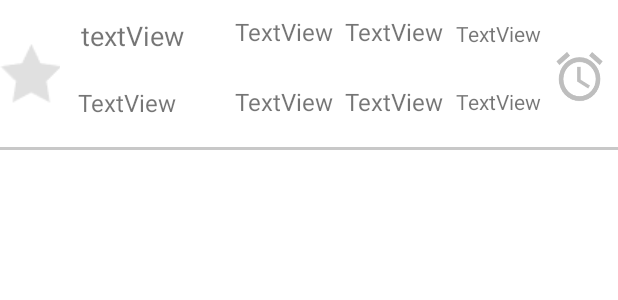
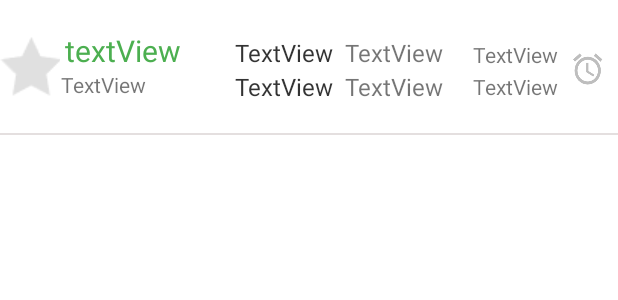
Before and after one commit to 2022-SMHRD-KDT-New-IoT-4/EveryBus, an Android app: the layout bus_stationlist.xml on its own in the app's theme, with its tools: preview values and no code run, on a phone screen of 412 x 824 dp. Shown: the top 300 px of the screen. Run offline under Robolectric (Android 15) with nearby library versions, the phone set to English and light mode, and no system bars; network calls fail.

Commit message:
정류장 화면  _ 담

```diff
--- a/app/src/main/res/layout/bus_stationlist.xml
+++ b/app/src/main/res/layout/bus_stationlist.xml
@@ -5,7 +5,7 @@
     xmlns:tools="http://schemas.android.com/tools"
     android:id="@+id/ConstraintLayout"
     android:layout_width="match_parent"
-    android:layout_height="100dp"
+    android:layout_height="90dp"
     android:background="#E31C1C"
     android:backgroundTint="#FFFFFF"
     tools:context=".MainActivity">
@@ -30,52 +30,55 @@
         android:layout_width="wrap_content"
         android:layout_height="wrap_content"
         android:orientation="vertical"
-        app:layout_constraintGuide_begin="361dp" />
+        app:layout_constraintGuide_percent="0.93" />
 
     <androidx.constraintlayout.widget.Guideline
         android:id="@+id/guideline4"
         android:layout_width="wrap_content"
         android:layout_height="wrap_content"
         android:orientation="horizontal"
-        app:layout_constraintGuide_end="60dp" />
+        app:layout_constraintGuide_percent="0.51" />
 
     <TextView
         android:id="@+id/tvBSLineKind"
-        android:layout_width="110dp"
-        android:layout_height="20dp"
+        android:layout_width="106dp"
+        android:layout_height="26dp"
         android:gravity="center"
         android:text="textView"
-        android:textSize="18sp"
+        android:textColor="#4CAF50"
+        android:textSize="20sp"
+        android:textStyle="normal"
         app:layout_constraintBottom_toTopOf="@+id/guideline4"
         app:layout_constraintEnd_toStartOf="@+id/guideline2"
-        app:layout_constraintHorizontal_bias="0.714"
+        app:layout_constraintHorizontal_bias="0.58"
         app:layout_constraintStart_toStartOf="parent"
         app:layout_constraintTop_toTopOf="parent"
-        app:layout_constraintVertical_bias="0.551" />
+        app:layout_constraintVertical_bias="1.0" />
 
     <TextView
         android:id="@+id/tvBSNextBusStop"
         android:layout_width="wrap_content"
         android:layout_height="wrap_content"
         android:text="TextView"
-        android:textSize="16sp"
+        android:textSize="14sp"
         app:layout_constraintBottom_toBottomOf="parent"
         app:layout_constraintEnd_toStartOf="@+id/guideline2"
-        app:layout_constraintHorizontal_bias="0.57"
+        app:layout_constraintHorizontal_bias="0.408"
         app:layout_constraintStart_toStartOf="parent"
         app:layout_constraintTop_toTopOf="@+id/guideline4"
-        app:layout_constraintVertical_bias="0.45" />
+        app:layout_constraintVertical_bias="0.038" />
 
     <TextView
         android:id="@+id/tvBSRemainMin1"
         android:layout_width="wrap_content"
         android:layout_height="wrap_content"
         android:text="TextView"
+        android:textColor="#CC000000"
         android:textSize="16sp"
         app:layout_constraintBottom_toTopOf="@+id/guideline4"
         app:layout_constraintStart_toStartOf="@+id/guideline2"
         app:layout_constraintTop_toTopOf="parent"
-        app:layout_constraintVertical_bias="0.55" />
+        app:layout_constraintVertical_bias="1.0" />
 
     <TextView
         android:id="@+id/tvBSRemainStop1"
@@ -105,11 +108,12 @@
         android:layout_width="wrap_content"
         android:layout_height="wrap_content"
         android:text="TextView"
+        android:textColor="#CC000000"
         android:textSize="16sp"
         app:layout_constraintBottom_toBottomOf="parent"
         app:layout_constraintStart_toStartOf="@+id/guideline2"
         app:layout_constraintTop_toTopOf="@+id/guideline4"
-        app:layout_constraintVertical_bias="0.447" />
+        app:layout_constraintVertical_bias="0.026" />
 
     <TextView
         android:id="@+id/tvBSRemainStop2"
@@ -135,8 +139,8 @@
 
     <ImageButton
         android:id="@+id/imgBS_rb"
-        android:layout_width="40dp"
-        android:layout_height="40dp"
+        android:layout_width="25dp"
+        android:layout_height="25dp"
         android:background="@android:color/transparent"
         android:scaleType="fitXY"
         app:layout_constraintBottom_toBottomOf="parent"
@@ -149,6 +153,7 @@
         android:id="@+id/imgBS_bm"
         android:layout_width="40dp"
         android:layout_height="40dp"
+        android:background="@null"
         app:layout_constraintBottom_toBottomOf="parent"
         app:layout_constraintStart_toStartOf="parent"
         app:layout_constraintTop_toTopOf="parent"
@@ -157,8 +162,8 @@
 
     <LinearLayout
         android:layout_width="0dp"
-        android:layout_height="2dp"
-        android:background="#C8C8C8"
+        android:layout_height="1dp"
+        android:background="#E4DFDF"
         android:orientation="vertical"
         app:layout_constraintBottom_toBottomOf="parent"
         app:layout_constraintEnd_toEndOf="parent"
```
Also changed, not shown: app/src/main/res/layout/bus_route_list.xml (deleted, +0 -41 lines).
